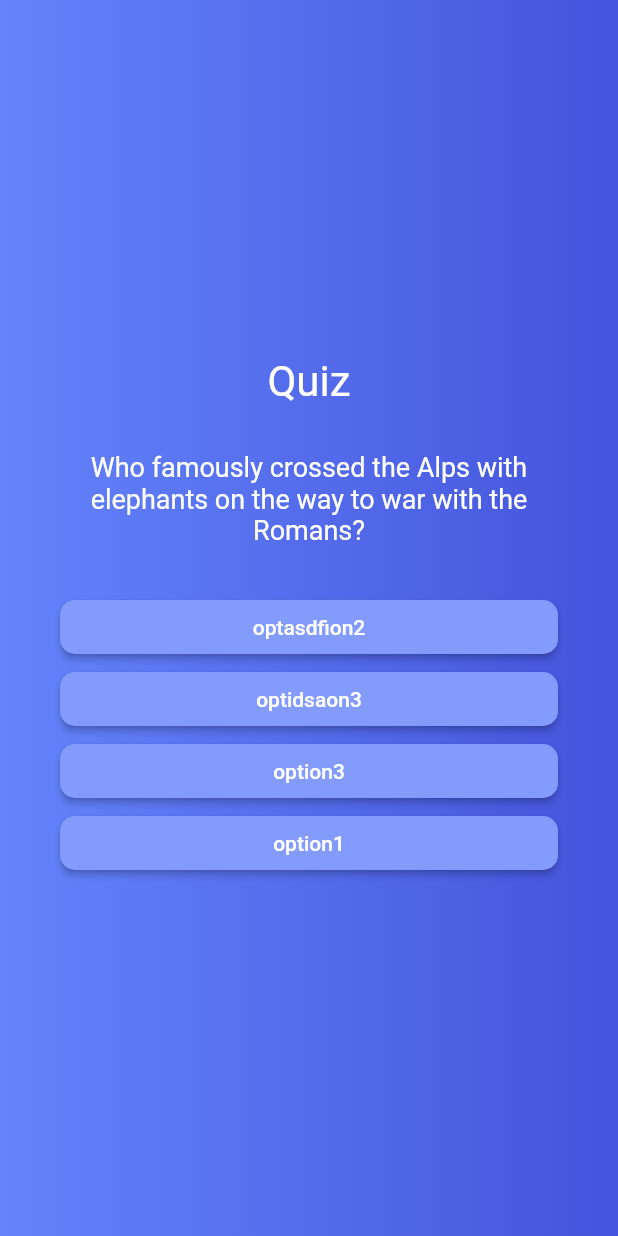
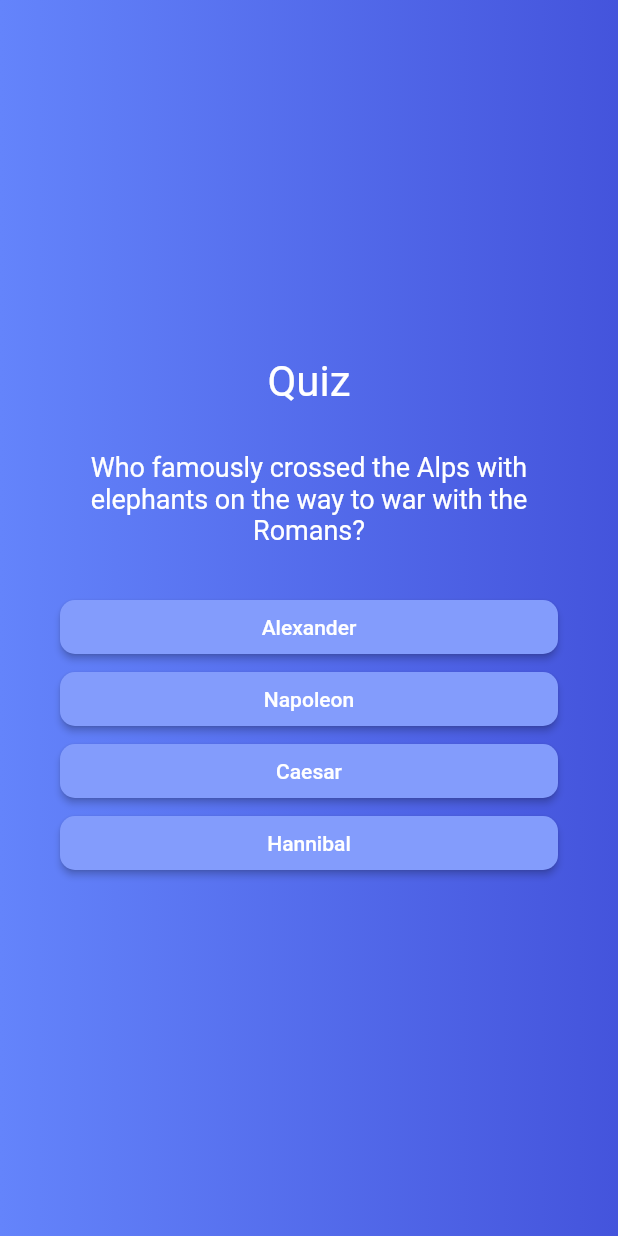
Before and after one commit to yajuvendra0404/quiz_app, a Flutter app: the screen it shows after launch, after a tap on "Start Quiz", on a phone screen of 412 x 824 dp. Run offline on Flutter 3.47's test engine with Material 2 defaults, Android fonts, the phone set to English and light mode, and no system bars.

Commit message:
quiz run and answers check

```diff
--- a/lib/data/questions.data.dart
+++ b/lib/data/questions.data.dart
@@ -2,25 +2,68 @@ import 'package:quiz_app/model/questions.model.dart';
 
 var quizData = [
   Questions(
-      "Who famously crossed the Alps with elephants on the way to war with the Romans?",
-      "option1",
-      ["option1", "optasdfion2", "option3", "optidsaon3"]),
+    "Who famously crossed the Alps with elephants on the way to war with the Romans?",
+    "Hannibal",
+    ["Hannibal", "Alexander", "Caesar", "Napoleon"],
+  ),
   Questions(
-      "Question2", "option2", ["option1", "optasdfion2", "option3", "option3"]),
+    "Which river is the longest in the world?",
+    "Nile",
+    ["Amazon", "Nile", "Yangtze", "Mississippi"],
+  ),
   Questions(
-      "Question3", "option2", ["option1", "optasdfion2", "option3", "option3"]),
+    "Which mountain range separates Europe and Asia?",
+    "Ural Mountains",
+    ["Ural Mountains", "Himalayas", "Andes", "Rocky Mountains"],
+  ),
   Questions(
-      "Question4", "option2", ["option1", "optasdfion2", "option3", "option3"]),
+    "In which country would you find the ancient city of Petra?",
+    "Jordan",
+    ["Greece", "Egypt", "Jordan", "Turkey"],
+  ),
   Questions(
-      "Question5", "option2", ["option1", "optasdfion2", "option3", "option3"]),
+    "Which strait separates Asia and North America?",
+    "Bering Strait",
+    [
+      "Bering Strait",
+      "Strait of Gibraltar",
+      "Strait of Hormuz",
+      "Taiwan Strait"
+    ],
+  ),
   Questions(
-      "Question6", "option2", ["option1", "optasdfion2", "option3", "option3"]),
-  Questions("Question7", "option2",
-      ["option1", "optioptasdfion2on2", "option3", "option3"]),
+    "Name the three largest lakes in Africa",
+    "Victoria, Tanganyika, Malawi",
+    [
+      "Victoria, Tanganyika, Malawi",
+      "Nile, Chad, Turkana",
+      "Albert, Edward, Kivu",
+      "Nyasa, Rudolf, Mweru"
+    ],
+  ),
   Questions(
-      "Question8", "option2", ["option1", "optasdfion2", "option3", "option3"]),
+    "What is the Great Barrier Reef, and in which country is it located?",
+    "Australia",
+    ["Australia", "Brazil", "Indonesia", "Philippines"],
+  ),
   Questions(
-      "Question9", "option2", ["option1", "optasdfion2", "option3", "option3"]),
-  Questions("Question10", "option2",
-      ["option1", "optasdfion2", "option3", "option3"]),
+    "In which country would you find the ancient city of Machu Picchu?",
+    "Peru",
+    ["Mexico", "Peru", "Chile", "Ecuador"],
+  ),
+  Questions(
+    "Which African country is known as the 'Land of a Thousand Hills'?",
+    "Rwanda",
+    ["Nigeria", "Rwanda", "Kenya", "Tanzania"],
+  ),
+  Questions(
+    "Name the three countries that make up the Scandinavian Peninsula",
+    "Norway, Sweden, Denmark",
+    [
+      "Norway, Sweden, Denmark",
+      "Finland, Iceland, Estonia",
+      "Latvia, Lithuania, Belarus",
+      "Poland, Czech Republic, Slovakia"
+    ],
+  ),
 ];
--- a/lib/quiz_app.dart
+++ b/lib/quiz_app.dart
@@ -1,4 +1,5 @@
 import 'package:flutter/material.dart';
+import 'package:quiz_app/data/questions.data.dart';
 
 import 'package:quiz_app/screens/login_screen.dart';
 import 'package:quiz_app/screens/quiz_srceen.dart';
@@ -14,6 +15,8 @@ class QuizApp extends StatefulWidget {
 class _QuizAppState extends State<QuizApp> {
   Widget? activeScreen;
   int counter = 0;
+  List<String> allSelectedAnswers = [];
+
   @override
   void initState() {
     super.initState();
@@ -22,21 +25,26 @@ class _QuizAppState extends State<QuizApp> {
 
   switchToQuizScr() {
     setState(() {
-      activeScreen = QuizScreen();
+      activeScreen = QuizScreen(onAnswersSelect);
     });
   }
 
   switchToLoginScr() {
     setState(() {
       activeScreen = LoginScreen();
+      if (allSelectedAnswers.length == quizData.length) {
+        allSelectedAnswers = [];
+        SplashScreen(switchToQuizScr, switchToLoginScr);
+      }
     });
   }
 
-  // optionSelected() {
-  //   setState(() {
-  //     activeScreen = QuizScreen();
-  //   });
-  // }
+  onAnswersSelect(String answerselected) {
+    setState(() {
+      allSelectedAnswers.add(answerselected);
+    });
+    print(allSelectedAnswers);
+  }
 
   @override
   Widget build(BuildContext context) {
--- a/lib/screens/quiz_srceen.dart
+++ b/lib/screens/quiz_srceen.dart
@@ -5,7 +5,8 @@ import 'dart:math';
 import 'package:quiz_app/model/questions.model.dart';
 
 class QuizScreen extends StatefulWidget {
-  QuizScreen({super.key});
+  const QuizScreen(this.onAnswersSelect, {super.key});
+  final void Function(String answer) onAnswersSelect;
 
   @override
   State<QuizScreen> createState() => _QuizScreenState();
@@ -51,6 +52,7 @@ class _QuizScreenState extends State<QuizScreen> {
               height: 30,
             ),
             ...options.map((e) => getOptions(e, onTap: () {
+                  widget.onAnswersSelect(e);
                   setState(() {
                     counter++;
                   });
@@ -75,16 +77,10 @@ class _QuizScreenState extends State<QuizScreen> {
           borderRadius: BorderRadius.circular(10),
         ),
       ),
-      child: Text(option),
+      child: Text(
+        option,
+        textAlign: TextAlign.center,
+      ),
     );
-    // ElevatedButton(
-    //   style: ButtonStyle(
-    //     backgroundColor: MaterialStateProperty.all(
-    //       const Color.fromARGB(255, 136, 160, 253),
-    //     ),
-    //   ),
-    //   onPressed: onTap,
-    //   child: Text(option ?? 'NO Option'),
-    // );
   }
 }
--- a/pubspec.yaml
+++ b/pubspec.yaml
@@ -35,6 +35,7 @@ dependencies:
   # The following adds the Cupertino Icons font to your application.
   # Use with the CupertinoIcons class for iOS style icons.
   cupertino_icons: ^1.0.2
+  google_fonts: ^6.1.0
 
 dev_dependencies:
   flutter_test:
```
Also changed, not shown: pubspec.lock, 1 other file.
